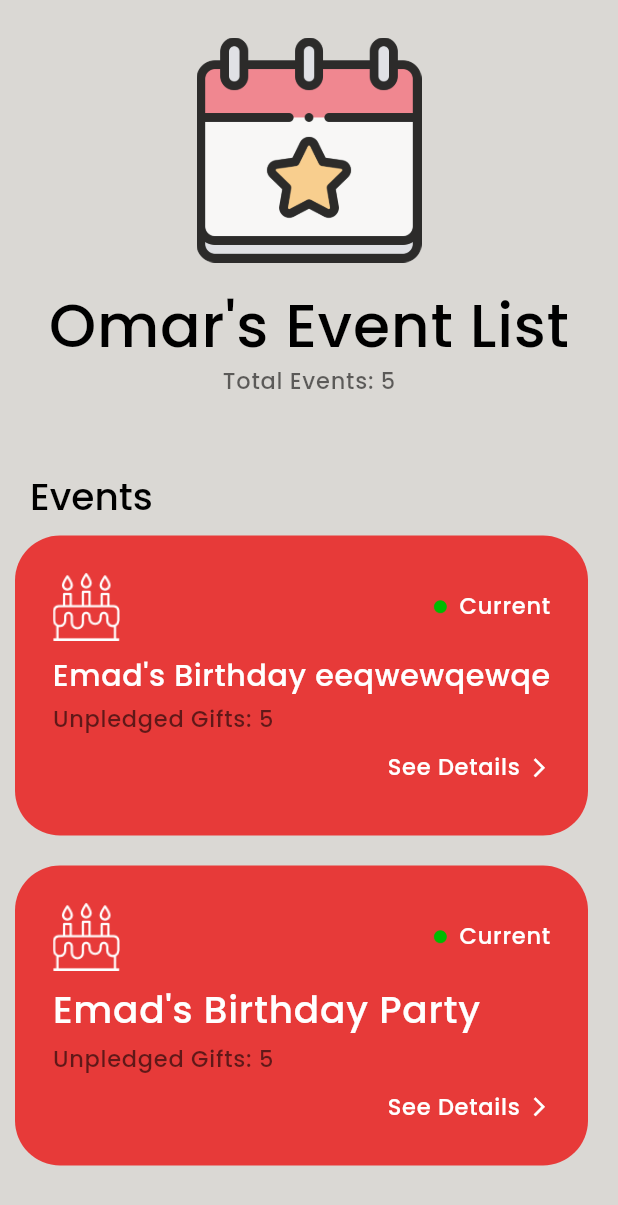
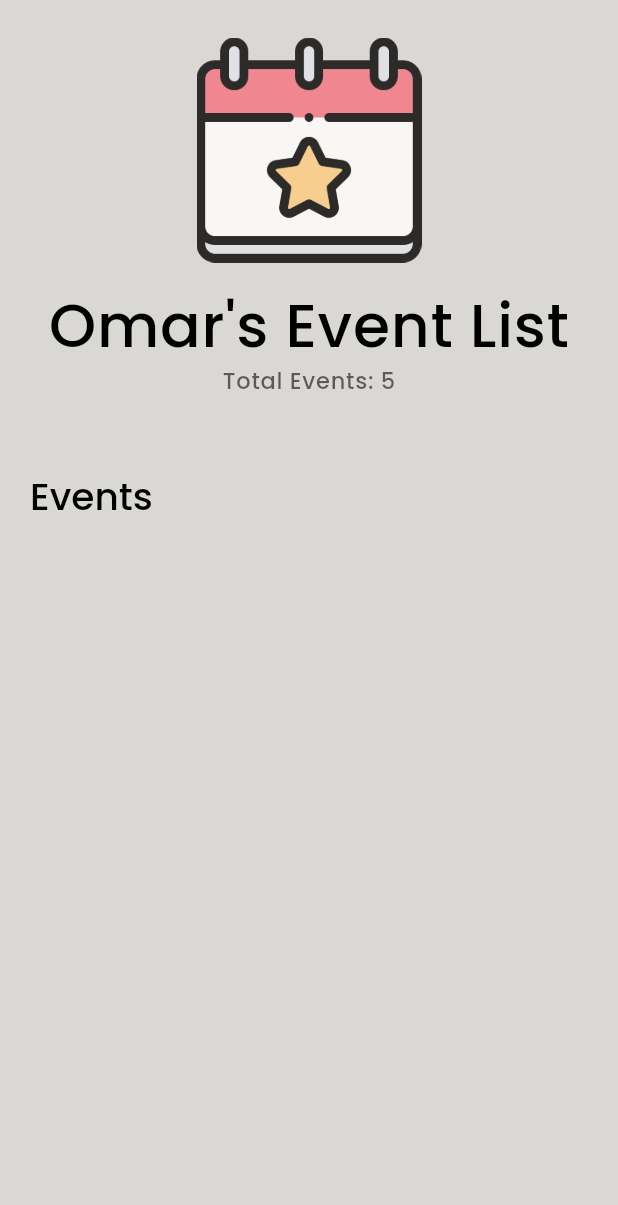
Before and after one commit to OmarHisham2/Hedieaty, a Flutter app: the EventListScreen widget shown alone on an empty page, opened directly, on a phone screen of 412 x 824 dp. Shown: the top 1205 px of the screen. Run offline on Flutter 3.47's test engine with Material 3 defaults, Android fonts, the phone set to English and light mode, and no system bars; our stand-ins replace google_fonts.

Commit message:
Added Some Navigation, Added the add new event screen.

```diff
--- a/lib/data_models/event.dart
+++ b/lib/data_models/event.dart
@@ -1,3 +1,4 @@
+import 'package:hedieaty2/data_models/gift.dart';
 import 'package:uuid/uuid.dart';
 
 const uuid = Uuid();
@@ -14,6 +15,9 @@ class Event {
   final String name;
   final Category category;
   final Status status;
+  final DateTime date;
+  final List<Gift> giftList;
 
-  Event({required this.name, required this.category, required this.status});
+  Event(this.giftList, this.date,
+      {required this.name, required this.category, required this.status});
 }
--- a/lib/screens/event_list_screen.dart
+++ b/lib/screens/event_list_screen.dart
@@ -49,18 +49,6 @@ class EventListScreen extends StatelessWidget {
                       style: textTheme.titleLarge!.copyWith(fontSize: 25),
                     ),
                   ),
-                  EventItem(
-                    event: Event(
-                        name: 'Emad\'s Birthday eeqwewqewqe',
-                        category: Category.birthday,
-                        status: Status.Current),
-                  ),
-                  EventItem(
-                    event: Event(
-                        name: 'Emad\'s Birthday Party',
-                        category: Category.birthday,
-                        status: Status.Current),
-                  ),
                 ],
               ),
             ),
--- a/lib/screens/event_screen.dart
+++ b/lib/screens/event_screen.dart
@@ -45,7 +45,6 @@ class EventScreen extends StatelessWidget {
                     style: textTheme.titleLarge!.copyWith(fontSize: 25),
                   ),
                 ),
-                const EventItem()
               ],
             ),
           ),
--- a/lib/screens/home_screen.dart
+++ b/lib/screens/home_screen.dart
@@ -15,6 +15,10 @@ class HomeScreen extends StatelessWidget {
   Widget build(BuildContext context) {
     TextTheme textTheme = Theme.of(context).textTheme;
     bool isDark = Theme.of(context).brightness == Brightness.dark;
+
+    void NavigateToScreen(String routeName) {
+      Navigator.of(context).pushNamed('/$routeName');
+    }
 
     return SingleChildScrollView(
       child: Column(
@@ -58,7 +62,10 @@ class HomeScreen extends StatelessWidget {
                   child: Row(
                     mainAxisAlignment: MainAxisAlignment.spaceEvenly,
                     children: [
-                      const GoodCard(
+                      GoodCard(
+                        onClick: () {
+                          NavigateToScreen('myevents');
+                        },
                         text: 'My Events',
                         subText: '3',
                       ),
@@ -98,36 +105,14 @@ class HomeScreen extends StatelessWidget {
                 UserItem(
                   userData: User(
                       name: 'Omar',
-                      createdEvents: [
-                        Event(
-                            name: 'name',
-                            category: Category.birthday,
-                            status: Status.Current),
-                      ],
+                      createdEvents: [],
                       pledgedGifts: [],
                       phoneNumber: '0121477522'),
                 ),
                 UserItem(
                   userData: User(
                       name: 'Emad',
-                      createdEvents: [
-                        Event(
-                            name: 'name',
-                            category: Category.birthday,
-                            status: Status.Current),
-                        Event(
-                            name: 'yes',
-                            category: Category.birthday,
-                            status: Status.Current),
-                        Event(
-                            name: 'wow',
-                            category: Category.birthday,
-                            status: Status.Current),
-                        Event(
-                            name: 'alright',
-                            category: Category.birthday,
-                            status: Status.Current),
-                      ],
+                      createdEvents: [],
                       pledgedGifts: [],
                       phoneNumber: '0100500522'),
                 ),
--- a/lib/theme/theme_constants.dart
+++ b/lib/theme/theme_constants.dart
@@ -72,7 +72,6 @@ ThemeData lightTheme = ThemeData(
   iconButtonTheme: IconButtonThemeData(
     style: IconButton.styleFrom(
       backgroundColor: COLOR_BUTTONS_LIGHT,
-
     ),
   ),
   outlinedButtonTheme: OutlinedButtonThemeData(
```
Also changed, not shown: lib/components/home_screen/my_event_button.dart (+10 -1 lines), lib/main.dart (+15 -8 lines), lib/screens/add_new_event.dart (added, +109 -0 lines), lib/screens/my_event_list_screen.dart (+17 -15 lines).
